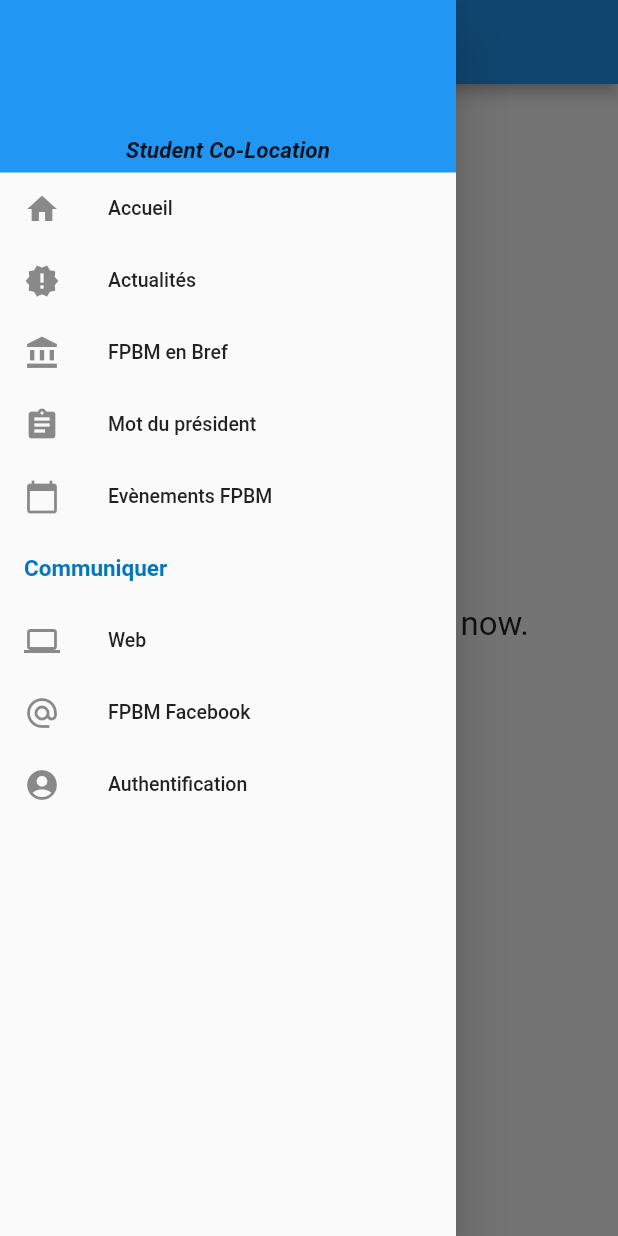
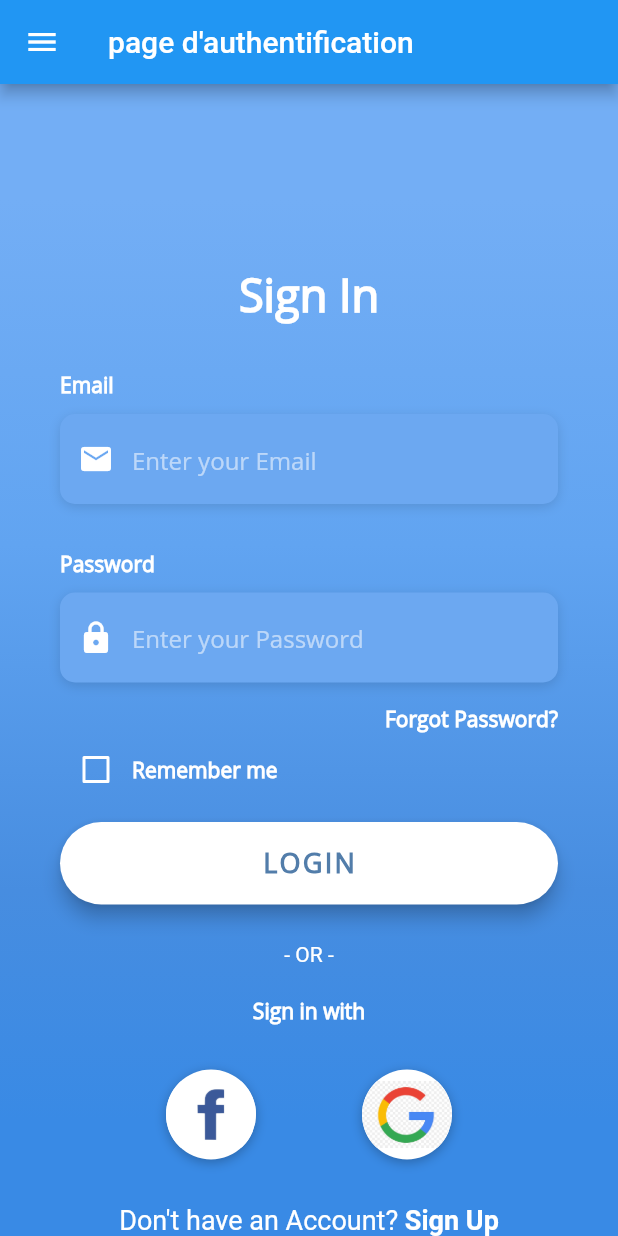
Before and after one commit to benjdiasaad/ExamenFinal_DEV-MobileII, a Flutter app: the screen it shows after launch, in the side drawer, after a tap on "Authentification", on a phone screen of 412 x 824 dp. Run offline on Flutter 3.47's test engine with Material 2 defaults, Android fonts, the phone set to English and light mode, and no system bars.

Commit message:
Sign In and Sign Up

```diff
--- /dev/null
+++ b/lib/screens/home/home.dart
@@ -0,0 +1,325 @@
+import 'package:flutter/material.dart';
+import 'package:flutter/services.dart';
+import 'package:student_coloco/utilities/constants.dart';
+import 'package:student_coloco/screens/authenticate/authenticate.dart';
+import 'package:student_coloco/screens/main_drawer.dart';
+import 'package:student_coloco/screens/home_screen.dart';
+
+class LoginScreen extends StatefulWidget {
+  @override
+  _LoginScreenState createState() => _LoginScreenState();
+}
+
+class _LoginScreenState extends State<LoginScreen> {
+  bool _rememberMe = false;
+
+  Widget _buildEmailTF() {
+    return Column(
+      crossAxisAlignment: CrossAxisAlignment.start,
+      children: <Widget>[
+        Text(
+          'Email',
+          style: kLabelStyle,
+        ),
+        SizedBox(height: 10.0),
+        Container(
+          alignment: Alignment.centerLeft,
+          decoration: kBoxDecorationStyle,
+          height: 60.0,
+          child: TextField(
+            keyboardType: TextInputType.emailAddress,
+            style: TextStyle(
+              color: Colors.white,
+              fontFamily: 'OpenSans',
+            ),
+            decoration: InputDecoration(
+              border: InputBorder.none,
+              contentPadding: EdgeInsets.only(top: 14.0),
+              prefixIcon: Icon(
+                Icons.email,
+                color: Colors.white,
+              ),
+              hintText: 'Enter your Email',
+              hintStyle: kHintTextStyle,
+            ),
+          ),
+        ),
+      ],
+    );
+  }
+
+  Widget _buildPasswordTF() {
+    return Column(
+      crossAxisAlignment: CrossAxisAlignment.start,
+      children: <Widget>[
+        Text(
+          'Password',
+          style: kLabelStyle,
+        ),
+        SizedBox(height: 10.0),
+        Container(
+          alignment: Alignment.centerLeft,
+          decoration: kBoxDecorationStyle,
+          height: 60.0,
+          child: TextField(
+            obscureText: true,
+            style: TextStyle(
+              color: Colors.white,
+              fontFamily: 'OpenSans',
+            ),
+            decoration: InputDecoration(
+              border: InputBorder.none,
+              contentPadding: EdgeInsets.only(top: 14.0),
+              prefixIcon: Icon(
+                Icons.lock,
+                color: Colors.white,
+              ),
+              hintText: 'Enter your Password',
+              hintStyle: kHintTextStyle,
+            ),
+          ),
+        ),
+      ],
+    );
+  }
+
+  Widget _buildForgotPasswordBtn() {
+    return Container(
+      alignment: Alignment.centerRight,
+      child: FlatButton(
+        onPressed: () => print('Forgot Password Button Pressed'),
+        padding: EdgeInsets.only(right: 0.0),
+        child: Text(
+          'Forgot Password?',
+          style: kLabelStyle,
+        ),
+      ),
+    );
+  }
+
+  Widget _buildRememberMeCheckbox() {
+    return Container(
+      height: 20.0,
+      child: Row(
+        children: <Widget>[
+          Theme(
+            data: ThemeData(unselectedWidgetColor: Colors.white),
+            child: Checkbox(
+              value: _rememberMe,
+              checkColor: Colors.green,
+              activeColor: Colors.white,
+              onChanged: (value) {
+                setState(() {
+                  _rememberMe = value;
+                });
+              },
+            ),
+          ),
+          Text(
+            'Remember me',
+            style: kLabelStyle,
+          ),
+        ],
+      ),
+    );
+  }
+
+  Widget _buildLoginBtn() {
+    return Container(
+      padding: EdgeInsets.symmetric(vertical: 25.0),
+      width: double.infinity,
+      child: RaisedButton(
+        elevation: 5.0,
+        onPressed: () => print('Login Button Pressed'),
+        padding: EdgeInsets.all(15.0),
+        shape: RoundedRectangleBorder(
+          borderRadius: BorderRadius.circular(30.0),
+        ),
+        color: Colors.white,
+        child: Text(
+          'LOGIN',
+          style: TextStyle(
+            color: Color(0xFF527DAA),
+            letterSpacing: 1.5,
+            fontSize: 18.0,
+            fontWeight: FontWeight.bold,
+            fontFamily: 'OpenSans',
+          ),
+        ),
+      ),
+    );
+  }
+
+  Widget _buildSignInWithText() {
+    return Column(
+      children: <Widget>[
+        Text(
+          '- OR -',
+          style: TextStyle(
+            color: Colors.white,
+            fontWeight: FontWeight.w400,
+          ),
+        ),
+        SizedBox(height: 20.0),
+        Text(
+          'Sign in with',
+          style: kLabelStyle,
+        ),
+      ],
+    );
+  }
+
+  Widget _buildSocialBtn(Function onTap, AssetImage logo) {
+    return GestureDetector(
+      onTap: onTap,
+      child: Container(
+        height: 60.0,
+        width: 60.0,
+        decoration: BoxDecoration(
+          shape: BoxShape.circle,
+          color: Colors.white,
+          boxShadow: [
+            BoxShadow(
+              color: Colors.black26,
+              offset: Offset(0, 2),
+              blurRadius: 6.0,
+            ),
+          ],
+          image: DecorationImage(
+            image: logo,
+          ),
+        ),
+      ),
+    );
+  }
+
+  Widget _buildSocialBtnRow() {
+    return Padding(
+      padding: EdgeInsets.symmetric(vertical: 30.0),
+      child: Row(
+        mainAxisAlignment: MainAxisAlignment.spaceEvenly,
+        children: <Widget>[
+          _buildSocialBtn(
+            () => print('Login with Facebook'),
+            AssetImage(
+              'assets/logos/facebook.jpg',
+            ),
+          ),
+          _buildSocialBtn(
+            () => print('Login with Google'),
+            AssetImage(
+              'assets/logos/google.jpg',
+            ),
+          ),
+        ],
+      ),
+    );
+  }
+
+  Widget _buildSignupBtn() {
+    return GestureDetector(
+      onTap: () {
+        Navigator.push(
+            context,
+            MaterialPageRoute(
+              builder: (context) => FormScreen(),
+            ));
+      },
+      child: RichText(
+        text: TextSpan(
+          children: [
+            TextSpan(
+              text: 'Don\'t have an Account? ',
+              style: TextStyle(
+                color: Colors.white,
+                fontSize: 18.0,
+                fontWeight: FontWeight.w400,
+              ),
+            ),
+            TextSpan(
+              text: 'Sign Up',
+              style: TextStyle(
+                color: Colors.white,
+                fontSize: 18.0,
+                fontWeight: FontWeight.bold,
+              ),
+            ),
+          ],
+        ),
+      ),
+    );
+  }
+
+  @override
+  Widget build(BuildContext context) {
+    return Scaffold(
+      appBar: AppBar(
+        title: Text("page d'authentification"),
+      ),
+      drawer: MainDrawer(),
+      body: AnnotatedRegion<SystemUiOverlayStyle>(
+        value: SystemUiOverlayStyle.light,
+        child: GestureDetector(
+          onTap: () => FocusScope.of(context).unfocus(),
+          child: Stack(
+            children: <Widget>[
+              Container(
+                height: double.infinity,
+                width: double.infinity,
+                decoration: BoxDecoration(
+                  gradient: LinearGradient(
+                    begin: Alignment.topCenter,
+                    end: Alignment.bottomCenter,
+                    colors: [
+                      Color(0xFF73AEF5),
+                      Color(0xFF61A4F1),
+                      Color(0xFF478DE0),
+                      Color(0xFF398AE5),
+                    ],
+                    stops: [0.1, 0.4, 0.7, 0.9],
+                  ),
+                ),
+              ),
+              Container(
+                height: double.infinity,
+                child: SingleChildScrollView(
+                  physics: AlwaysScrollableScrollPhysics(),
+                  padding: EdgeInsets.symmetric(
+                    horizontal: 40.0,
+                    vertical: 120.0,
+                  ),
+                  child: Column(
+                    mainAxisAlignment: MainAxisAlignment.center,
+                    children: <Widget>[
+                      Text(
+                        'Sign In',
+                        style: TextStyle(
+                          color: Colors.white,
+                          fontFamily: 'OpenSans',
+                          fontSize: 30.0,
+                          fontWeight: FontWeight.bold,
+                        ),
+                      ),
+                      SizedBox(height: 30.0),
+                      _buildEmailTF(),
+                      SizedBox(
+                        height: 30.0,
+                      ),
+                      _buildPasswordTF(),
+                      _buildForgotPasswordBtn(),
+                      _buildRememberMeCheckbox(),
+                      _buildLoginBtn(),
+                      _buildSignInWithText(),
+                      _buildSocialBtnRow(),
+                      _buildSignupBtn(),
+                    ],
+                  ),
+                ),
+              )
+            ],
+          ),
+        ),
+      ),
+    );
+  }
+}
--- a/lib/screens/main_drawer.dart
+++ b/lib/screens/main_drawer.dart
@@ -2,6 +2,10 @@ import 'package:flutter/material.dart';
 
 import './details_screen.dart';
 import './main_drawer.dart';
+import './login_page.dart';
+import 'authenticate/authenticate.dart';
+import 'home/home.dart';
+
 
 class MainDrawer extends StatelessWidget {
   // This widget is the root of your application.
@@ -110,34 +114,29 @@ class MainDrawer extends StatelessWidget {
               title: Text('Communiquer', style: TextStyle(color: Colors.lightBlue[800], fontSize: 15, fontWeight: FontWeight.bold)),
               dense:true,
             ),
+
             ListTile(
-              leading: Icon(Icons.laptop),
-              title: Text('Web'),
+              leading: Icon(Icons.alternate_email),
+              title: Text('Authentification'),
               dense:true,
               onTap: () {
                 Navigator.push(
                     context,
                     MaterialPageRoute(
-                      builder: (context) => DetailsScreen(),
+                      builder: (context) => LoginScreen(),
                 ));
-              },
-            ),
-            ListTile(
-              leading: Icon(Icons.alternate_email),
-              title: Text('FPBM Facebook'),
-              dense:true,
-              onTap: () {
-                // Update the state of the app
-                // ...
-                // Then close the drawer
-                Navigator.pop(context);
-              },
+               },
             ),
             ListTile(
               leading: Icon(Icons.account_circle),
-              title: Text('Authentification'),
+              title: Text('Inscription'),
               dense:true,
               onTap: () {
+                Navigator.push(
+                    context,
+                    MaterialPageRoute(
+                      builder: (context) => FormScreen(),
+                ));
                },
             ),
 
--- /dev/null
+++ b/lib/utilities/constants.dart
@@ -0,0 +1,24 @@
+import 'package:flutter/material.dart';
+
+final kHintTextStyle = TextStyle(
+  color: Colors.white54,
+  fontFamily: 'OpenSans',
+);
+
+final kLabelStyle = TextStyle(
+  color: Colors.white,
+  fontWeight: FontWeight.bold,
+  fontFamily: 'OpenSans',
+);
+
+final kBoxDecorationStyle = BoxDecoration(
+  color: Color(0xFF6CA8F1),
+  borderRadius: BorderRadius.circular(10.0),
+  boxShadow: [
+    BoxShadow(
+      color: Colors.black12,
+      blurRadius: 6.0,
+      offset: Offset(0, 2),
+    ),
+  ],
+);
```
Also changed, not shown: lib/screens/authenticate/authenticate.dart (added, +160 -0 lines), lib/screens/login_page.dart (added, +187 -0 lines), pubspec.yaml (+10 -0 lines), assets/fonts/OpenSans.ttf (added), assets/logos/facebook.jpg (added), assets/logos/google.jpg (added), 1 other file.
